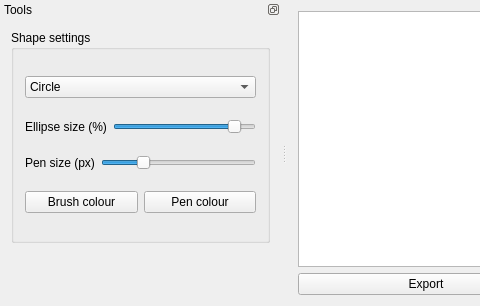
This is designer.ui in FrankMamuda/burningicon as Qt 5 draws it before an edit; both pictures show x 0 to 480 and y 0 to 306 of the 742 by 306 pixel window. The edited form follows.
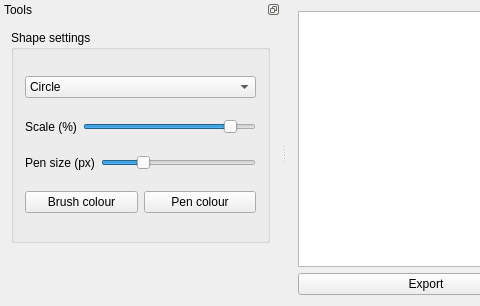
This is the edited form. The open tabs and pages were chosen to show the change. Icons and pictures are not drawn. Custom widgets are drawn as their Qt base class.

```diff
--- a/designer.ui
+++ b/designer.ui
@@ -6,7 +6,7 @@
    <rect>
     <x>0</x>
     <y>0</y>
-    <width>616</width>
+    <width>685</width>
     <height>304</height>
    </rect>
   </property>
@@ -300,7 +300,7 @@
               <item>
                <widget class="QLabel" name="ellipseSizeLabel">
                 <property name="text">
-                 <string>Ellipse size (%)</string>
+                 <string>Scale (%)</string>
                 </property>
                </widget>
               </item>
```
Left out of the diff: 6 changed lines with no effect on the pictures.
